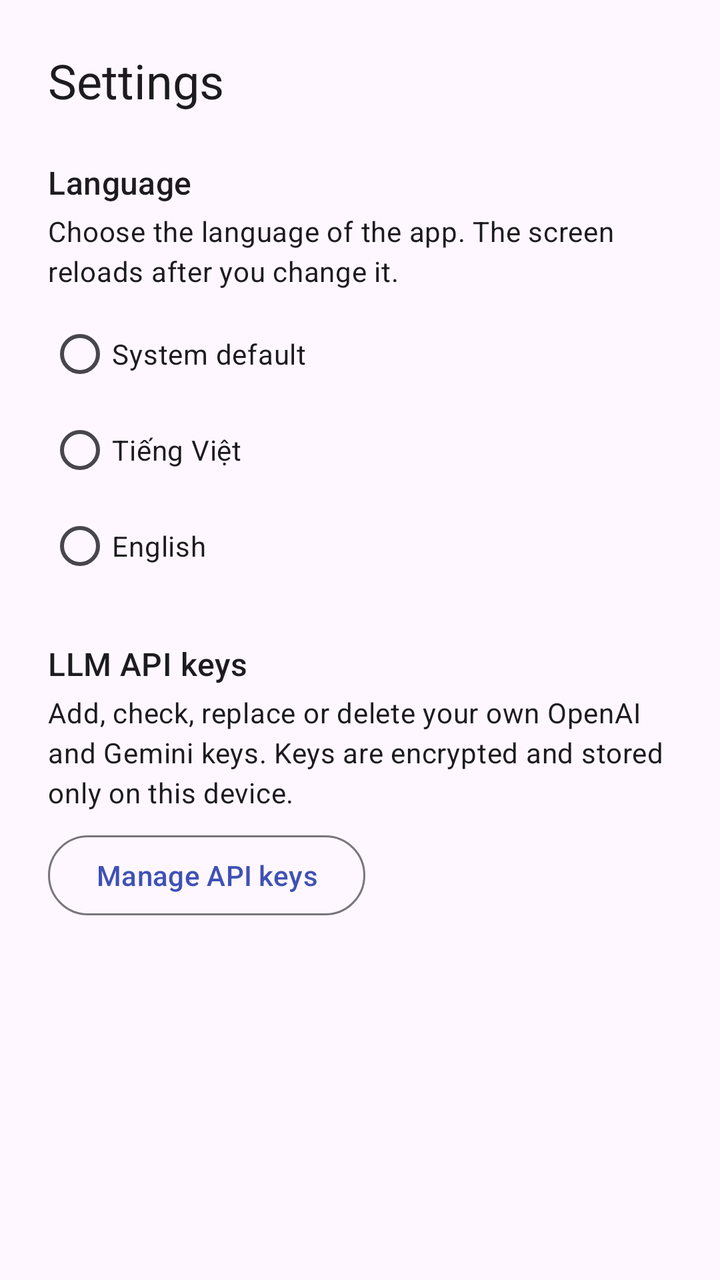
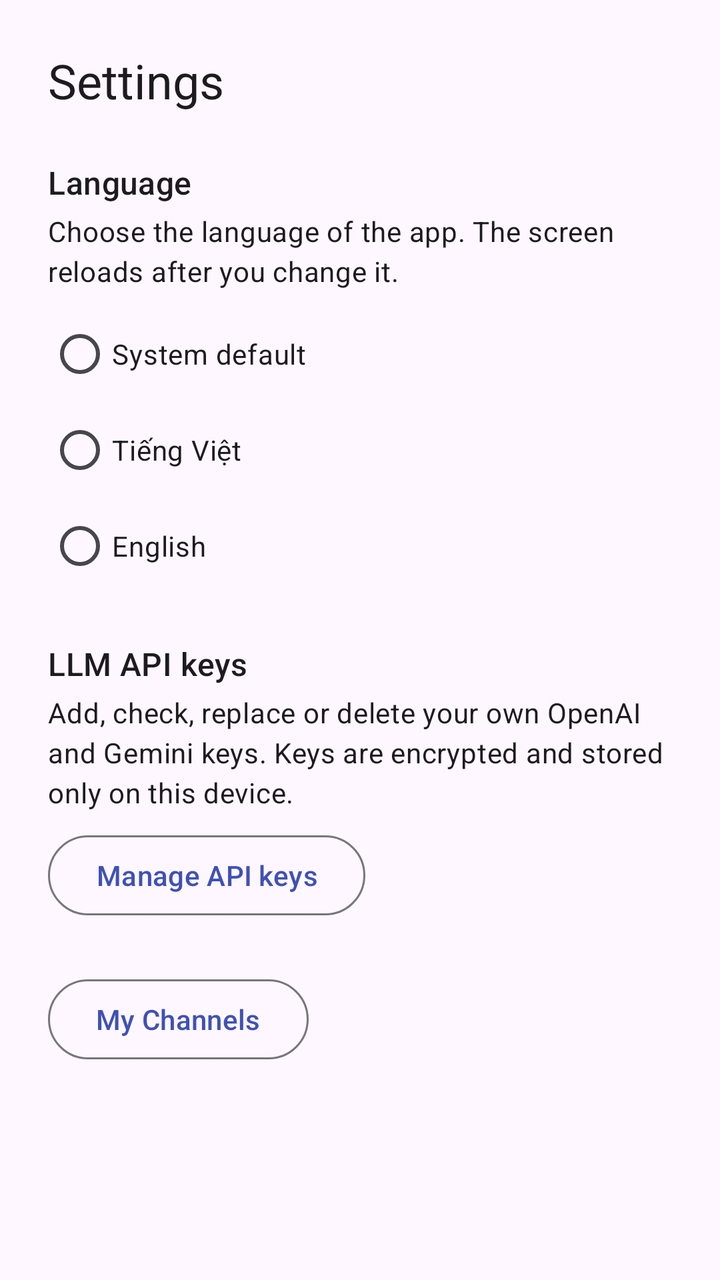

Before-and-after screenshots of an Android layout around one commit, followed by the original layout XML and the change that was made.
<!-- AndroidManifest.xml: application theme Theme.SocialAgent -->
<!-- res/layout/fragment_settings.xml -->
<?xml version="1.0" encoding="utf-8"?>
<ScrollView xmlns:android="http://schemas.android.com/apk/res/android"
    android:layout_width="match_parent"
    android:layout_height="match_parent">

    <LinearLayout
        android:layout_width="match_parent"
        android:layout_height="wrap_content"
        android:orientation="vertical"
        android:padding="24dp">

        <TextView
            android:id="@+id/settings_title"
            android:layout_width="wrap_content"
            android:layout_height="wrap_content"
            android:text="@string/nav_settings"
            android:textAppearance="?attr/textAppearanceHeadlineSmall" />

        <TextView
            android:id="@+id/language_title"
            android:layout_width="wrap_content"
            android:layout_height="wrap_content"
            android:layout_marginTop="24dp"
            android:text="@string/settings_language_title"
            android:textAppearance="?attr/textAppearanceTitleMedium" />

        <TextView
            android:layout_width="match_parent"
            android:layout_height="wrap_content"
            android:layout_marginTop="4dp"
            android:text="@string/settings_language_description"
            android:textAppearance="?attr/textAppearanceBodyMedium" />

        <RadioGroup
            android:id="@+id/language_group"
            android:layout_width="match_parent"
            android:layout_height="wrap_content"
            android:layout_marginTop="8dp">

            <com.google.android.material.radiobutton.MaterialRadioButton
                android:id="@+id/language_system"
                android:layout_width="match_parent"
                android:layout_height="wrap_content"
                android:minHeight="48dp"
                android:text="@string/settings_language_system" />

            <com.google.android.material.radiobutton.MaterialRadioButton
                android:id="@+id/language_vietnamese"
                android:layout_width="match_parent"
                android:layout_height="wrap_content"
                android:minHeight="48dp"
                android:text="@string/settings_language_vietnamese" />

            <com.google.android.material.radiobutton.MaterialRadioButton
                android:id="@+id/language_english"
                android:layout_width="match_parent"
                android:layout_height="wrap_content"
                android:minHeight="48dp"
                android:text="@string/settings_language_english" />
        </RadioGroup>

        <TextView
            android:id="@+id/api_keys_section_title"
            android:layout_width="wrap_content"
            android:layout_height="wrap_content"
            android:layout_marginTop="24dp"
            android:text="@string/api_keys_title"
            android:textAppearance="?attr/textAppearanceTitleMedium" />

        <TextView
            android:layout_width="match_parent"
            android:layout_height="wrap_content"
            android:layout_marginTop="4dp"
            android:text="@string/api_keys_settings_description"
            android:textAppearance="?attr/textAppearanceBodyMedium" />

        <com.google.android.material.button.MaterialButton
            android:id="@+id/manage_api_keys"
            style="?attr/materialButtonOutlinedStyle"
            android:layout_width="wrap_content"
            android:layout_height="wrap_content"
            android:layout_marginTop="8dp"
            android:text="@string/api_keys_settings_manage" />
    </LinearLayout>
</ScrollView>
<!-- resources referenced by this layout -->
<resources>
  <string name="api_keys_settings_description">Add, check, replace or delete your own OpenAI and Gemini keys. Keys are encrypted and stored only on this device.</string>
  <string name="api_keys_settings_manage">Manage API keys</string>
  <string name="api_keys_title">LLM API keys</string>
  <string name="nav_settings">Settings</string>
  <string name="settings_language_description">Choose the language of the app. The screen reloads after you change it.</string>
  <string name="settings_language_english">English</string>
  <string name="settings_language_system">System default</string>
  <string name="settings_language_title">Language</string>
  <string name="settings_language_vietnamese">Tiếng Việt</string>
  <style name="Theme.SocialAgent" parent="Theme.Material3.DayNight.NoActionBar">
          <item name="colorPrimary">@color/brand_primary</item>
          <item name="colorOnPrimary">@color/brand_on_primary</item>
          <item name="colorSecondary">@color/brand_secondary</item>
      </style>
  <color name="brand_primary">#3F51B5</color>
  <color name="brand_on_primary">#FFFFFF</color>
  <color name="brand_secondary">#00897B</color>
</resources>

<!-- the commit's change to res/layout/fragment_settings.xml (unified diff, before → after) -->
@@ -81,5 +81,13 @@
             android:layout_height="wrap_content"
             android:layout_marginTop="8dp"
             android:text="@string/api_keys_settings_manage" />
+
+        <com.google.android.material.button.MaterialButton
+            android:id="@+id/manage_channels"
+            style="?attr/materialButtonOutlinedStyle"
+            android:layout_width="wrap_content"
+            android:layout_height="wrap_content"
+            android:layout_marginTop="24dp"
+            android:text="@string/channel_title" />
     </LinearLayout>
 </ScrollView>
<!-- resource entries referenced after the edit -->
@@ -3,6 +3,7 @@
   <string name="api_keys_settings_description">Add, check, replace or delete your own OpenAI and Gemini keys. Keys are encrypted and stored only on this device.</string>
   <string name="api_keys_settings_manage">Manage API keys</string>
   <string name="api_keys_title">LLM API keys</string>
+  <string name="channel_title">My Channels</string>
   <string name="nav_settings">Settings</string>
   <string name="settings_language_description">Choose the language of the app. The screen reloads after you change it.</string>
   <string name="settings_language_english">English</string>
